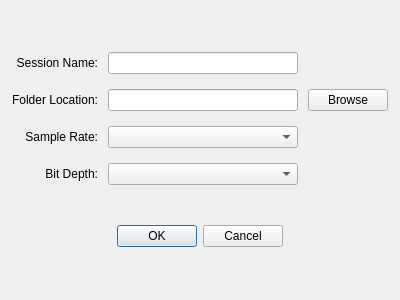
The window that newdialogForm.ui (TravisCao/MusicMonster) describes before a commit, drawn with Qt 5.
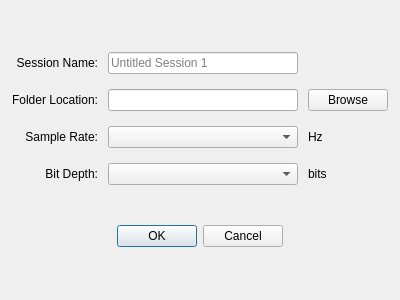
The same window after the commit.

```diff
--- a/newdialogForm.ui
+++ b/newdialogForm.ui
@@ -101,7 +101,11 @@
         </widget>
        </item>
        <item row="0" column="1">
-        <widget class="QLineEdit" name="nameEdit"/>
+        <widget class="QLineEdit" name="nameEdit">
+         <property name="placeholderText">
+          <string>Untitled Session 1</string>
+         </property>
+        </widget>
        </item>
        <item row="2" column="1">
         <widget class="QComboBox" name="rateComboBox"/>
@@ -114,7 +118,21 @@
         </widget>
        </item>
        <item row="1" column="1">
-        <widget class="QLineEdit" name="lineEdit_2"/>
+        <widget class="QLineEdit" name="locationEdit"/>
+       </item>
+       <item row="2" column="2">
+        <widget class="QLabel" name="sampleRateLabel_2">
+         <property name="text">
+          <string>Hz</string>
+         </property>
+        </widget>
+       </item>
+       <item row="3" column="2">
+        <widget class="QLabel" name="bitDepthLabel_2">
+         <property name="text">
+          <string>bits</string>
+         </property>
+        </widget>
        </item>
       </layout>
      </item>
```
Left out of the diff: 6 changed lines with no effect on the pictures.
